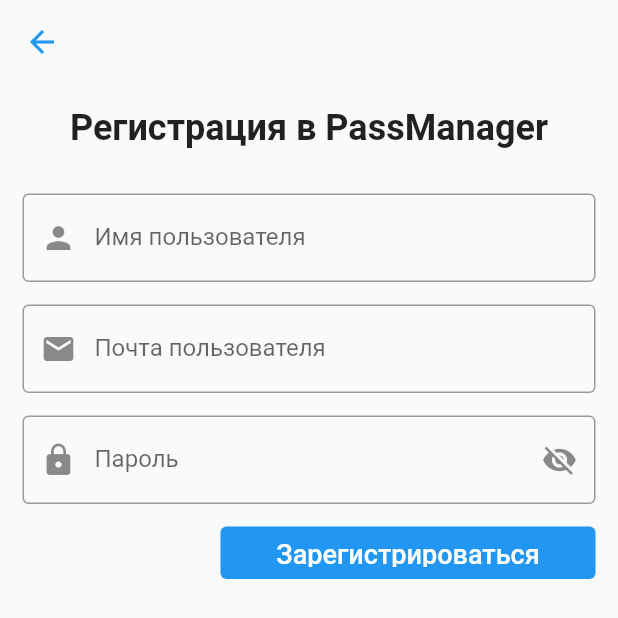
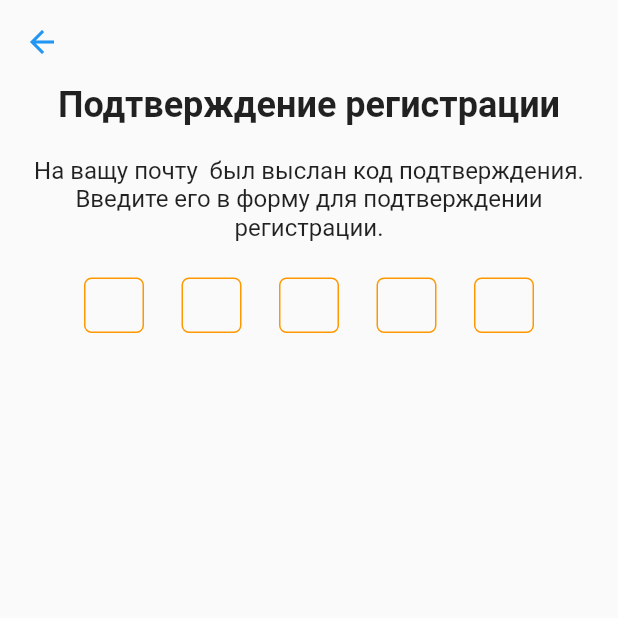
Before and after one commit to PDA2304/Diplom_flutter, a Flutter app: the SingUp screen opened directly, after a tap on "Зарегистрироваться", on a phone screen of 412 x 824 dp. Shown: the top 618 px of the screen. Run offline on Flutter 3.47's test engine with Material 2 defaults, Android fonts, the phone set to English and light mode, and no system bars; our stand-ins replace dio, pinput.

Commit message:
Изменен принцип хранения путей к страницам. Реализован макет Подтверждение регистрации

```diff
--- a/lib/constant/url_pages.dart
+++ b/lib/constant/url_pages.dart
@@ -1,2 +1,5 @@
-const String singUp = "/sing_up";
-const String singIn = "/sing_in";
+abstract class UrlPage {
+  static const String singUp = "/sing_up";
+  static const String singIn = "/sing_in";
+  static const String confirmation = '/confirmation';
+}
--- a/lib/internal/dependencies/router.dart
+++ b/lib/internal/dependencies/router.dart
@@ -1,18 +1,23 @@
 import 'package:flutter/material.dart';
 import 'package:passmanager_diplom/constant/url_pages.dart';
+import 'package:passmanager_diplom/presentation/mobile/confirmation.dart';
 import 'package:passmanager_diplom/presentation/mobile/sing_in.dart';
 import 'package:passmanager_diplom/presentation/mobile/sing_up.dart';
 
 class AppRouter {
   Route<dynamic>? generateRouter(RouteSettings settings) {
     switch (settings.name) {
-      case singIn:
+      case UrlPage.singIn:
         {
           return MaterialPageRoute(builder: (_) => const SingIn());
         }
-      case singUp:
+      case UrlPage.singUp:
         {
           return MaterialPageRoute(builder: (_) => const SingUp());
+        }
+      case UrlPage.confirmation:
+        {
+          return MaterialPageRoute(builder: (_) => const Confirmation());
         }
     }
     return null;
--- /dev/null
+++ b/lib/presentation/mobile/confirmation.dart
@@ -0,0 +1,91 @@
+import 'package:flutter/material.dart';
+import 'package:passmanager_diplom/constant/url_pages.dart';
+import 'package:pinput/pin_put/pin_put.dart';
+
+class Confirmation extends StatefulWidget {
+  const Confirmation({Key? key}) : super(key: key);
+
+  @override
+  State<Confirmation> createState() => _ConfirmationState();
+}
+
+class _ConfirmationState extends State<Confirmation> {
+  TextEditingController _pinPutController = TextEditingController();
+
+  @override
+  Widget build(BuildContext context) {
+    return Scaffold(
+      appBar: AppBar(
+        backgroundColor: Colors.transparent,
+        elevation: 0,
+        leading: IconButton(
+          onPressed: () {
+            Navigator.pushNamedAndRemoveUntil(
+                context, UrlPage.singUp, (route) => false);
+          },
+          icon: const Icon(
+            Icons.arrow_back,
+            color: Colors.blue,
+          ),
+        ),
+      ),
+      body: Builder(builder: (context) {
+        return Column(
+          mainAxisSize: MainAxisSize.min,
+          children: [
+            Padding(
+              padding: const EdgeInsets.only(left: 15.0, right: 15),
+              child: Column(
+                crossAxisAlignment: CrossAxisAlignment.center,
+                children: const [
+                  Text(
+                    "Подтверждение регистрации",
+                    style: TextStyle(
+                      fontSize: 24,
+                      fontWeight: FontWeight.bold,
+                    ),
+                    textAlign: TextAlign.center,
+                  ),
+                  Padding(padding: EdgeInsets.all(10)),
+                  Center(
+                    child: Text(
+                      'На ващу почту  был выслан код подтверждения. Введите его в форму для подтверждении регистрации.',
+                      textAlign: TextAlign.center,
+                      style: TextStyle(
+                        fontSize: 16,
+                      ),
+                    ),
+                  )
+                ],
+              ),
+            ),
+            const Padding(padding: EdgeInsets.all(10)),
+            SizedBox(
+              width: 300,
+              height: 45,
+              child: PinPut(
+                fieldsCount: 5,
+                onSubmit: (String pin) {},
+                focusNode: FocusNode(),
+                keyboardType: TextInputType.phone,
+                controller: _pinPutController,
+                submittedFieldDecoration: BoxDecoration(
+                  border: Border.all(color: Colors.blue),
+                  borderRadius: BorderRadius.circular(10.0),
+                ),
+                selectedFieldDecoration: BoxDecoration(
+                  border: Border.all(color: Colors.blue),
+                  borderRadius: BorderRadius.circular(15),
+                ),
+                followingFieldDecoration: BoxDecoration(
+                  border: Border.all(color: Colors.orange),
+                  borderRadius: BorderRadius.circular(5.0),
+                ),
+              ),
+            ),
+          ],
+        );
+      }),
+    );
+  }
+}
--- a/lib/presentation/mobile/sing_up.dart
+++ b/lib/presentation/mobile/sing_up.dart
@@ -20,7 +20,7 @@
         leading: IconButton(
           onPressed: () {
             Navigator.pushNamedAndRemoveUntil(
-                context, singIn, (route) => false);
+                context, UrlPage.singIn, (route) => false);
           },
           icon: const Icon(
             Icons.arrow_back,
@@ -86,7 +86,7 @@
                           MaterialStateProperty.all<Color>(Colors.white),
                     ),
                     onPressed: () {
-                      print('Подтверждение пароля');
+                      Navigator.pushNamed(context, UrlPage.confirmation);
                     },
                     child: const Text(
                       'Зарегистрироваться',
--- a/pubspec.yaml
+++ b/pubspec.yaml
@@ -38,6 +38,7 @@
   freezed: ^2.0.0
   build_runner: ^2.1.10
   freezed_annotation: ^2.0.0
+  pinput: ^1.2.2
 
 dev_dependencies:
   flutter_test:
```
Also changed, not shown: lib/presentation/mobile/sing_in.dart (+28 -20 lines).
